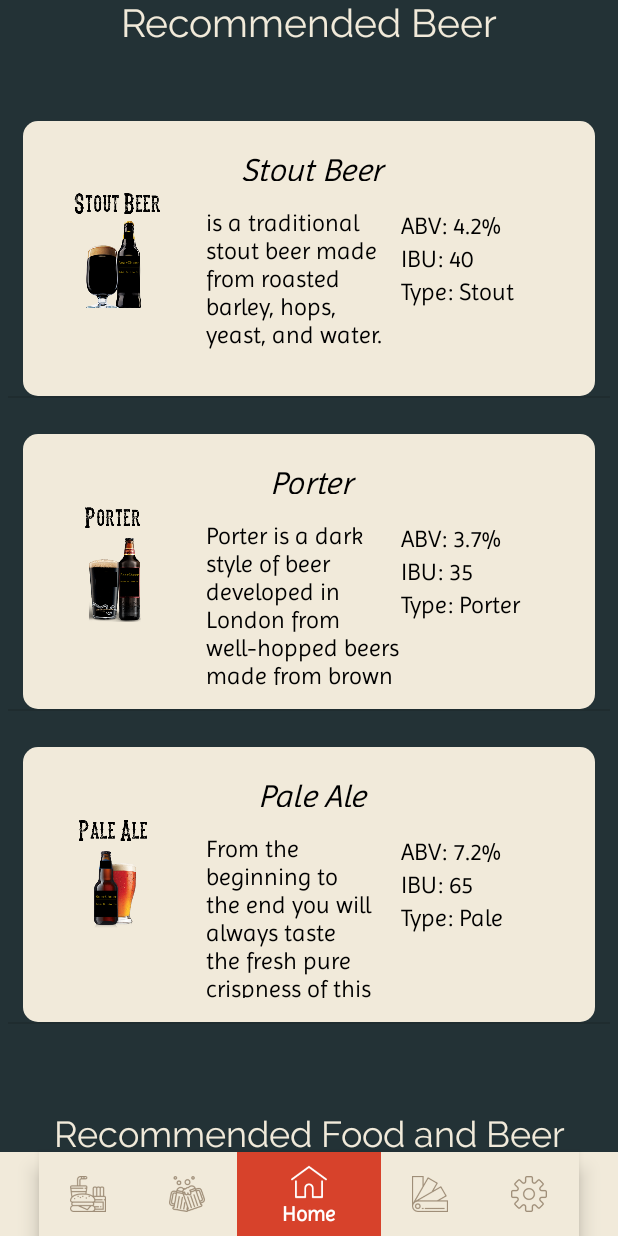
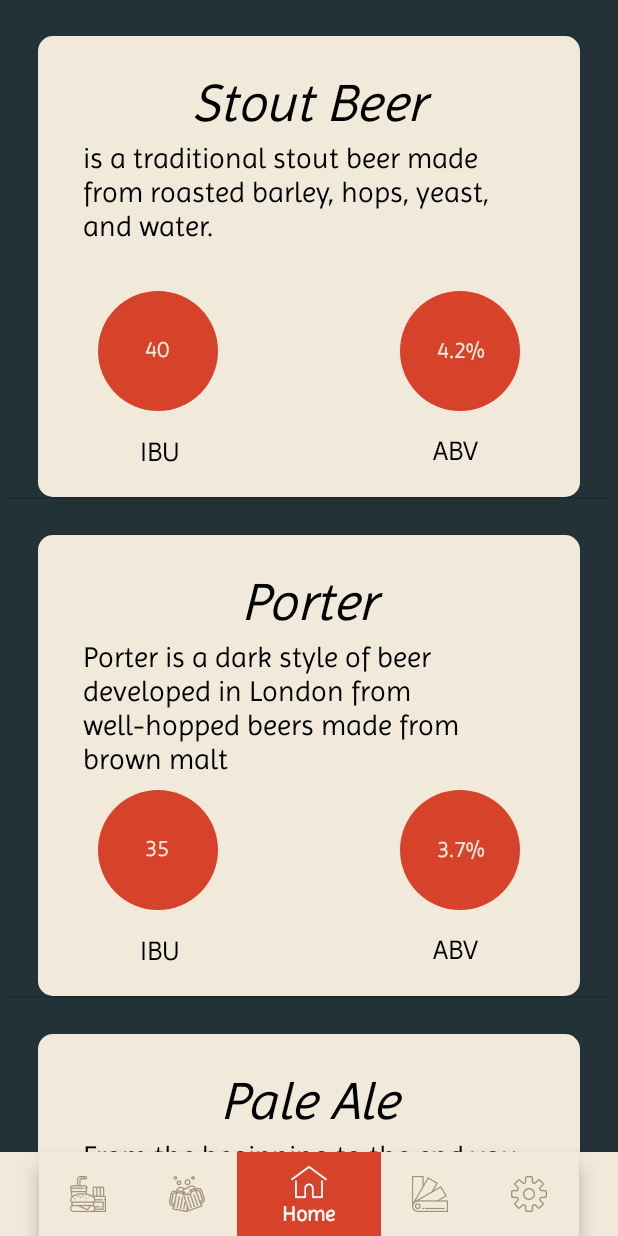
Before and after one commit to JonathanStevanka143/BeerCheer, an Android app: the screen it shows after launch (MainActivity), on a phone screen of 412 x 824 dp. Run offline under Robolectric (Android 15) with nearby library versions, the phone set to English and light mode, and no system bars.

Commit message:
updated homescreen
-new layout for homescreen
-responds when in horizontal mode

```diff
--- a/app/src/main/java/com/example/utsav/beercheer/homeScreenFragment.java
+++ b/app/src/main/java/com/example/utsav/beercheer/homeScreenFragment.java
@@ -99,18 +99,18 @@ public class homeScreenFragment extends Fragment {
         //create the arrayList to hold the recommended beer items
         ArrayList<beerRecommended> recommendedBeer = new ArrayList<>();
         //create the items on this beer list items
-        recommendedBeer.add(new beerRecommended(R.drawable.stout,"Stout Beer","IBU: 40","Type: Stout","ABV: 4.2%","is a traditional stout beer made from roasted barley, hops, yeast, and water."));
-        recommendedBeer.add(new beerRecommended(R.drawable.porter,"Porter","IBU: 35","Type: Porter","ABV: 3.7%","Porter is a dark style of beer developed in London from well-hopped beers made from brown malt"));
-        recommendedBeer.add(new beerRecommended(R.drawable.paleale,"Pale Ale","IBU: 65","Type: Pale","ABV: 7.2%","From the beginning to the end you will always taste the fresh pure crispness of this Pale Ale."));
+        recommendedBeer.add(new beerRecommended("Stout Beer","40","4.2%","is a traditional stout beer made from roasted barley, hops, yeast, and water."));
+        recommendedBeer.add(new beerRecommended("Porter","35","3.7%","Porter is a dark style of beer developed in London from well-hopped beers made from brown malt"));
+        recommendedBeer.add(new beerRecommended("Pale Ale","65","7.2%","From the beginning to the end you will always taste the fresh pure crispness of this Pale Ale."));
 
 
         //create the arrayList to hold recommendedFoodTypes
         ArrayList<foodRecommended> recommendedFood = new ArrayList<>();
 
         //add the items onto the list
-        recommendedFood.add(new foodRecommended(R.drawable.stout,"Burger & Fries","Beer: Stout, Lager, Porter ","This is always a classic meal to rely upon after a hard days work."));
-        recommendedFood.add(new foodRecommended(R.drawable.pilsner,"Chicken roast","Beer: Pilsner, Porter, IPA","After a long hard day at work or school its good to sit down with this pair."));
-        recommendedFood.add(new foodRecommended(R.drawable.porter,"Juicy Steak","Beer: Dark Ale, Stout, Lager","This is a great way to celebrate with you family, well cooked steak and a nice Dark Ale."));
+        recommendedFood.add(new foodRecommended(R.drawable.stout,"Burger & Fries","This is always a classic meal to rely upon after a hard days work."));
+        recommendedFood.add(new foodRecommended(R.drawable.pilsner,"Chicken roast","After a long hard day at work or school its good to sit down with this pair."));
+        recommendedFood.add(new foodRecommended(R.drawable.porter,"Juicy Steak","This is a great way to celebrate with you family, well cooked steak and a nice Dark Ale."));
 
 
         //create the arrayList to hold information about the authors of the program
@@ -157,7 +157,6 @@ public class homeScreenFragment extends Fragment {
             //map the textview name to the text
             TextView beerName = viewConvert.findViewById(R.id.beerTitleName);
             TextView beerIBU = viewConvert.findViewById(R.id.beerIBU);
-            TextView beerType = viewConvert.findViewById(R.id.beerTypeT);
             TextView beerABV = viewConvert.findViewById(R.id.beerABV);
             TextView beerDescription = viewConvert.findViewById(R.id.beerDescription);
             ImageView beerImage = viewConvert.findViewById(R.id.beerImage1);
@@ -165,10 +164,8 @@ public class homeScreenFragment extends Fragment {
 
             beerName.setText(beerRecommended.getBeerName());
             beerIBU.setText(beerRecommended.getBeerIBU());
-            beerType.setText(beerRecommended.getBeerType());
             beerABV.setText(beerRecommended.getBeerABV());
             beerDescription.setText(beerRecommended.getBeerDescription());
-            beerImage.setImageResource(beerRecommended.getBeerImg());
 
 
 
@@ -193,13 +190,11 @@ public class homeScreenFragment extends Fragment {
             foodRecommended foodRecommended = getItem(position);
             //map the textview name to the text
             TextView foodName = viewConvert.findViewById(R.id.foodName);
-            TextView foodCombo = viewConvert.findViewById(R.id.foodBeerCombo);
             TextView foodDescription = viewConvert.findViewById(R.id.foodDescription);
             ImageView beerImg = viewConvert.findViewById(R.id.beerImage1);
 
 
             foodName.setText(foodRecommended.getFoodName());
-            foodCombo.setText(foodRecommended.getFoodCombo());
             foodDescription.setText(foodRecommended.getFoodDescription());
             beerImg.setImageResource(foodRecommended.getBeerimg());
 
--- a/app/src/main/java/com/example/utsav/beercheer/javaClasses/beerRecommended.java
+++ b/app/src/main/java/com/example/utsav/beercheer/javaClasses/beerRecommended.java
@@ -4,10 +4,8 @@ import android.graphics.drawable.Drawable;
 
 public class beerRecommended {
 
-    int beerImg;
     private String beerName;
     private String beerIBU;
-    private String beerType;
     private String beerABV;
     private String beerDescription;
 
@@ -15,22 +13,11 @@ public class beerRecommended {
 
     }
 
-    public beerRecommended(int beerImg, String beerName, String beerIBU, String beerType, String beerABV, String beerDescription) {
-        this.beerImg = beerImg;
+    public beerRecommended(String beerName, String beerIBU, String beerABV, String beerDescription) {
         this.beerName = beerName;
         this.beerIBU = beerIBU;
-        this.beerType = beerType;
         this.beerABV = beerABV;
         this.beerDescription = beerDescription;
-    }
-
-
-    public int getBeerImg() {
-        return beerImg;
-    }
-
-    public void setBeerImg(int beerImg) {
-        this.beerImg = beerImg;
     }
 
     public String getBeerName() {
@@ -49,14 +36,6 @@ public class beerRecommended {
         this.beerIBU = beerIBU;
     }
 
-    public String getBeerType() {
-        return beerType;
-    }
-
-    public void setBeerType(String beerType) {
-        this.beerType = beerType;
-    }
-
     public String getBeerABV() {
         return beerABV;
     }
--- a/app/src/main/java/com/example/utsav/beercheer/javaClasses/foodRecommended.java
+++ b/app/src/main/java/com/example/utsav/beercheer/javaClasses/foodRecommended.java
@@ -3,21 +3,17 @@ package com.example.utsav.beercheer.javaClasses;
 public class foodRecommended {
 
     int beerimg;
-    int beerimg2;
-    int beerimg3;
     private String foodName;
-    private String foodCombo;
     private String foodDescription;
 
     public foodRecommended() {
 
     }
 
-    public foodRecommended(int beerimg,String foodName, String foodCombo, String foodDescription) {
+    public foodRecommended(int beerimg,String foodName, String foodDescription) {
         this.beerimg = beerimg;
 
         this.foodName = foodName;
-        this.foodCombo = foodCombo;
         this.foodDescription = foodDescription;
     }
 
@@ -31,14 +27,6 @@ public class foodRecommended {
 
     public void setFoodName(String foodName) {
         this.foodName = foodName;
-    }
-
-    public String getFoodCombo() {
-        return foodCombo;
-    }
-
-    public void setFoodCombo(String foodCombo) {
-        this.foodCombo = foodCombo;
     }
 
     public String getFoodDescription() {
--- /dev/null
+++ b/app/src/main/res/drawable/circle_round.xml
@@ -0,0 +1,12 @@
+<?xml version="1.0" encoding="utf-8"?>
+<shape xmlns:android="http://schemas.android.com/apk/res/android"
+    android:shape="oval">
+
+    <size
+        android:height="80dp"
+        android:width="80dp">
+
+    </size>
+
+    <solid android:color="@color/colorAccent"/>
+</shape>
--- a/app/src/main/res/layout/fragment_home_screen.xml
+++ b/app/src/main/res/layout/fragment_home_screen.xml
@@ -22,6 +22,7 @@
                 android:id="@+id/textView2"
                 android:layout_width="match_parent"
                 android:layout_height="wrap_content"
+                android:layout_marginTop="30dp"
                 android:fontFamily="@font/raleway"
                 android:text="Recommended Beer"
                 android:textAlignment="center"
@@ -31,10 +32,9 @@
             <ListView
                 android:id="@+id/recommendedBeerList"
                 android:layout_width="match_parent"
-                android:layout_height="700dp"
+                android:layout_height="1014dp"
                 android:layout_margin="5dp"
                 android:layout_marginTop="0dp"
-                android:paddingTop="20dp"
                 android:scrollbars="none">
 
             </ListView>
@@ -44,6 +44,7 @@
                 android:layout_width="match_parent"
                 android:layout_height="wrap_content"
                 android:fontFamily="@font/raleway"
+                android:paddingTop="10dp"
                 android:text="Recommended Food and Beer"
                 android:textAlignment="center"
                 android:textColor="@color/ic_launcher_background"
@@ -52,7 +53,7 @@
             <ListView
                 android:id="@+id/recommendedFoodList"
                 android:layout_width="match_parent"
-                android:layout_height="818dp"
+                android:layout_height="928dp"
                 android:layout_margin="5dp"
                 android:scrollbars="none">
 
@@ -71,7 +72,7 @@
             <ListView
                 android:id="@+id/creatorInsightList"
                 android:layout_width="match_parent"
-                android:layout_height="632dp"
+                android:layout_height="583dp"
                 android:layout_margin="5dp"
                 android:layout_marginTop="0dp"
                 android:scrollbars="none">
--- a/app/src/main/res/layout/recommended_beer_layout.xml
+++ b/app/src/main/res/layout/recommended_beer_layout.xml
@@ -9,10 +9,10 @@
     <ImageView
         android:id="@+id/imageView2"
         android:layout_width="0dp"
-        android:layout_height="183dp"
-        android:layout_marginStart="10dp"
+        android:layout_height="307dp"
+        android:layout_marginStart="20dp"
         android:layout_marginTop="24dp"
-        android:layout_marginEnd="10dp"
+        android:layout_marginEnd="20dp"
         app:layout_constraintEnd_toEndOf="parent"
         app:layout_constraintHorizontal_bias="0.0"
         app:layout_constraintStart_toStartOf="parent"
@@ -20,71 +20,115 @@
         app:srcCompat="@drawable/bottom_sheet_layout" />
 
     <ImageView
-        android:id="@+id/beerImage1"
-        android:layout_width="110dp"
-        android:layout_height="144dp"
-        android:layout_marginStart="4dp"
-        android:layout_marginTop="16dp"
+        android:id="@+id/imageView4"
+        android:layout_width="wrap_content"
+        android:layout_height="wrap_content"
+        android:layout_marginStart="40dp"
+        android:layout_marginTop="8dp"
         app:layout_constraintStart_toStartOf="@+id/imageView2"
-        app:layout_constraintTop_toTopOf="@+id/imageView2"
-        tools:srcCompat="@tools:sample/avatars[1]" />
+        app:layout_constraintTop_toBottomOf="@+id/beerDescription"
+        app:srcCompat="@drawable/circle_round" />
+
+    <ImageView
+        android:id="@+id/imageView5"
+        android:layout_width="wrap_content"
+        android:layout_height="wrap_content"
+        android:layout_marginStart="8dp"
+        android:layout_marginTop="8dp"
+        android:layout_marginEnd="40dp"
+        app:layout_constraintEnd_toEndOf="@+id/imageView2"
+        app:layout_constraintHorizontal_bias="1.0"
+        app:layout_constraintStart_toEndOf="@+id/beerIBU"
+        app:layout_constraintTop_toBottomOf="@+id/beerDescription"
+        app:srcCompat="@drawable/circle_round" />
 
     <TextView
         android:id="@+id/beerTitleName"
-        android:layout_width="140dp"
-        android:layout_height="20dp"
-        android:layout_marginStart="8dp"
-        android:layout_marginTop="20dp"
+        android:layout_width="0dp"
+        android:layout_height="38dp"
+        android:layout_marginStart="30dp"
+        android:layout_marginTop="24dp"
+        android:layout_marginEnd="30dp"
+        android:fontFamily="@font/imprima"
         android:textAlignment="center"
         android:textColor="#000000"
-        android:textSize="21sp"
+        android:textSize="35sp"
         android:textStyle="italic"
-        app:layout_constraintStart_toEndOf="@+id/beerImage1"
+        app:layout_constraintEnd_toEndOf="@+id/imageView2"
+        app:layout_constraintHorizontal_bias="0.469"
+        app:layout_constraintStart_toStartOf="@+id/imageView2"
         app:layout_constraintTop_toTopOf="@+id/imageView2" />
 
     <TextView
         android:id="@+id/beerIBU"
-        android:layout_width="80dp"
-        android:layout_height="22dp"
-        android:textAlignment="textStart"
-        android:textColor="#000000"
+        android:layout_width="61dp"
+        android:layout_height="23dp"
+        android:layout_marginEnd="1dp"
+        android:textAlignment="center"
+        android:textColor="@color/colorPrimary2"
         android:textSize="16sp"
-        app:layout_constraintStart_toEndOf="@+id/beerDescription"
-        app:layout_constraintTop_toBottomOf="@+id/beerABV" />
-
-    <TextView
-        android:id="@+id/beerTypeT"
-        android:layout_width="90dp"
-        android:layout_height="22dp"
-        android:textAlignment="viewStart"
-        android:textColor="#000000"
-        android:textSize="16sp"
-        app:layout_constraintStart_toEndOf="@+id/beerDescription"
-        app:layout_constraintTop_toBottomOf="@+id/beerIBU" />
+        app:layout_constraintBottom_toBottomOf="@+id/imageView4"
+        app:layout_constraintEnd_toEndOf="@+id/imageView4"
+        app:layout_constraintStart_toStartOf="@+id/imageView4"
+        app:layout_constraintTop_toTopOf="@+id/imageView4" />
 
     <TextView
         android:id="@+id/beerABV"
-        android:layout_width="80dp"
+        android:layout_width="61dp"
         android:layout_height="22dp"
-        android:layout_marginTop="60dp"
-        android:textAlignment="textStart"
-        android:textColor="#000000"
+        android:textAlignment="center"
+        android:textColor="@color/colorPrimary2"
         android:textSize="16sp"
-        app:layout_constraintStart_toEndOf="@+id/beerDescription"
-        app:layout_constraintTop_toTopOf="@+id/imageView2" />
+        app:layout_constraintBottom_toBottomOf="@+id/imageView5"
+        app:layout_constraintEnd_toEndOf="@+id/imageView5"
+        app:layout_constraintStart_toStartOf="@+id/imageView5"
+        app:layout_constraintTop_toTopOf="@+id/imageView5" />
 
     <TextView
         android:id="@+id/beerDescription"
-        android:layout_width="130dp"
-        android:layout_height="0dp"
-        android:layout_marginStart="8dp"
-        android:layout_marginTop="18dp"
-        android:layout_marginBottom="16dp"
+        android:layout_width="0dp"
+        android:layout_height="92dp"
+        android:layout_marginStart="30dp"
+        android:layout_marginTop="8dp"
+        android:layout_marginEnd="30dp"
         android:textAlignment="textStart"
         android:textColor="#000000"
-        android:textSize="16sp"
-        app:layout_constraintBottom_toBottomOf="@+id/imageView2"
-        app:layout_constraintStart_toEndOf="@+id/beerImage1"
+        android:textSize="19sp"
+        app:layout_constraintEnd_toEndOf="@+id/imageView2"
+        app:layout_constraintStart_toStartOf="@+id/imageView2"
         app:layout_constraintTop_toBottomOf="@+id/beerTitleName" />
 
+    <TextView
+        android:id="@+id/textView7"
+        android:layout_width="wrap_content"
+        android:layout_height="wrap_content"
+        android:layout_marginStart="68dp"
+        android:layout_marginTop="16dp"
+        android:layout_marginBottom="8dp"
+        android:fontFamily="@font/imprima"
+        android:text="IBU"
+        android:textColor="@android:color/black"
+        android:textSize="18sp"
+        app:layout_constraintBottom_toBottomOf="@+id/imageView2"
+        app:layout_constraintStart_toStartOf="@+id/imageView2"
+        app:layout_constraintTop_toBottomOf="@+id/imageView4"
+        app:layout_constraintVertical_bias="0.071" />
+
+    <TextView
+        android:id="@+id/textView9"
+        android:layout_width="wrap_content"
+        android:layout_height="wrap_content"
+        android:layout_marginTop="8dp"
+        android:layout_marginEnd="68dp"
+        android:layout_marginBottom="8dp"
+        android:fontFamily="@font/imprima"
+        android:text="ABV"
+        android:textColor="@android:color/black"
+        android:textColorLink="@color/colorAccent"
+        android:textSize="18sp"
+        app:layout_constraintBottom_toBottomOf="@+id/imageView2"
+        app:layout_constraintEnd_toEndOf="@+id/imageView2"
+        app:layout_constraintTop_toBottomOf="@+id/imageView5"
+        app:layout_constraintVertical_bias="0.409" />
+
 </android.support.constraint.ConstraintLayout>
--- a/app/src/main/res/layout/recommended_food_layout.xml
+++ b/app/src/main/res/layout/recommended_food_layout.xml
@@ -10,9 +10,9 @@
         android:id="@+id/imageView"
         android:layout_width="0dp"
         android:layout_height="271dp"
-        android:layout_marginStart="10dp"
+        android:layout_marginStart="20dp"
         android:layout_marginTop="24dp"
-        android:layout_marginEnd="10dp"
+        android:layout_marginEnd="20dp"
         app:layout_constraintEnd_toEndOf="parent"
         app:layout_constraintStart_toStartOf="parent"
         app:layout_constraintTop_toTopOf="parent"
@@ -20,50 +20,44 @@
 
     <ImageView
         android:id="@+id/beerImage1"
-        android:layout_width="200dp"
+        android:layout_width="199dp"
         android:layout_height="200dp"
-        android:layout_marginTop="56dp"
+        android:layout_marginTop="24dp"
         app:layout_constraintEnd_toEndOf="@+id/imageView"
-        app:layout_constraintTop_toTopOf="@+id/imageView"
+        app:layout_constraintTop_toTopOf="@+id/foodName"
         tools:srcCompat="@tools:sample/avatars[1]" />
 
     <TextView
         android:id="@+id/foodName"
-        android:layout_width="324dp"
-        android:layout_height="32dp"
-        android:layout_marginStart="25dp"
-        android:layout_marginTop="16dp"
+        android:layout_width="0dp"
+        android:layout_height="49dp"
+        android:layout_marginStart="30dp"
+        android:layout_marginTop="24dp"
+        android:layout_marginEnd="30dp"
         android:fontFamily="@font/imprima"
         android:textAlignment="center"
         android:textColor="#000000"
-        android:textSize="28sp"
+        android:textSize="35sp"
         android:textStyle="italic"
-        app:layout_constraintStart_toStartOf="parent"
+        app:layout_constraintEnd_toEndOf="@+id/imageView"
+        app:layout_constraintHorizontal_bias="0.0"
+        app:layout_constraintStart_toStartOf="@+id/imageView"
         app:layout_constraintTop_toTopOf="@+id/imageView" />
 
     <TextView
-        android:id="@+id/foodBeerCombo"
-        android:layout_width="156dp"
-        android:layout_height="40dp"
-        android:layout_marginStart="48dp"
-        android:layout_marginTop="20dp"
-        android:textAlignment="center"
+        android:id="@+id/foodDescription"
+        android:layout_width="0dp"
+        android:layout_height="98dp"
+        android:layout_marginStart="30dp"
+        android:layout_marginTop="32dp"
+        android:layout_marginEnd="120dp"
+        android:textAlignment="textStart"
         android:textColor="#000000"
         android:textSize="16sp"
+        app:layout_constraintEnd_toEndOf="@+id/beerImage1"
+        app:layout_constraintHorizontal_bias="0.0"
         app:layout_constraintStart_toStartOf="@+id/imageView"
         app:layout_constraintTop_toBottomOf="@+id/foodName" />
 
-    <TextView
-        android:id="@+id/foodDescription"
-        android:layout_width="156dp"
-        android:layout_height="98dp"
-        android:layout_marginStart="48dp"
-        android:layout_marginTop="20dp"
-        android:textAlignment="center"
-        android:textColor="#000000"
-        android:textSize="16sp"
-        app:layout_constraintStart_toStartOf="@+id/imageView"
-        app:layout_constraintTop_toBottomOf="@+id/foodBeerCombo" />
-
 
 </android.support.constraint.ConstraintLayout>
--- a/app/src/main/res/values/colors.xml
+++ b/app/src/main/res/values/colors.xml
@@ -3,7 +3,7 @@
     <color name="colorPrimary">#233236</color>
     <color name="colorPrimaryDark">#223236</color>
 
-    <color name="colorAccent">#D7422B</color>
+    <color name="colorAccent">#d7422b</color>
     <color name="colorPrimary2">#f1eada</color>
     <color name="textColor">#9F8E78</color>
 </resources>
```
